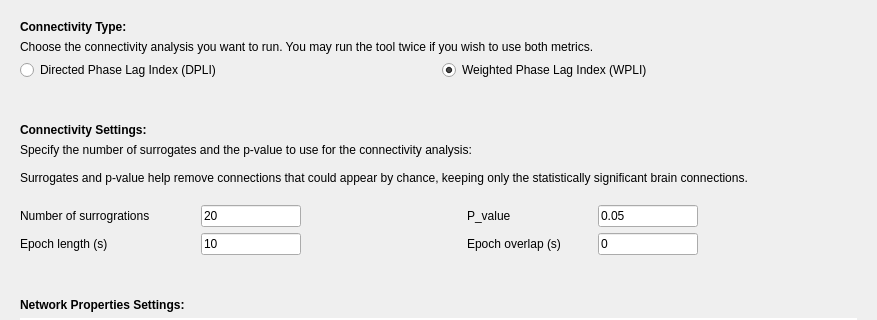
First picture: the form in tools/CEAMSTools/AnalyzeEEGConnectivity/ConnectivitySettings/Ui_ConnectivitySettings.ui, repository SnoozToolbox/snooz-package-ceams, before the edit; both pictures show x 0 to 877 and y 0 to 320 of the 877 by 850 pixel window.
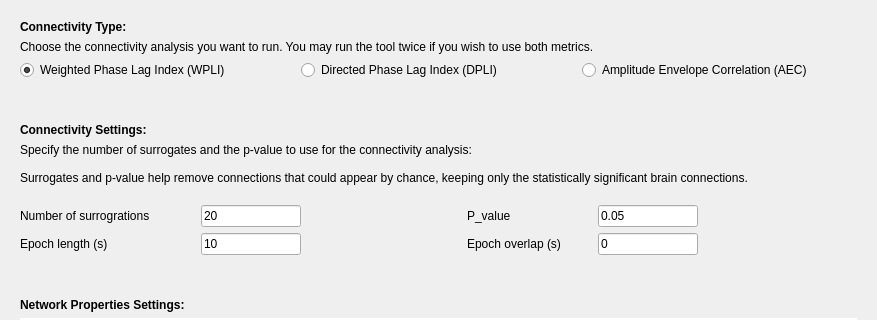
Second picture: the form after the edit.

Commit message: Add AEC connectivity module and update connectivity tool to support it

Diff of the .ui file:
```diff
--- a/tools/CEAMSTools/AnalyzeEEGConnectivity/ConnectivitySettings/Ui_ConnectivitySettings.ui
+++ b/tools/CEAMSTools/AnalyzeEEGConnectivity/ConnectivitySettings/Ui_ConnectivitySettings.ui
@@ -45,16 +45,6 @@
       </item>
       <item>
        <layout class="QHBoxLayout" name="horizontalLayout_2">
-        <item>
-         <widget class="QRadioButton" name="dpli_radioButton">
-          <property name="text">
-           <string>Directed Phase Lag Index (DPLI)</string>
-          </property>
-          <attribute name="buttonGroup">
-           <string notr="true">buttonGroup</string>
-          </attribute>
-         </widget>
-        </item>
         <item>
          <widget class="QRadioButton" name="wpli_radioButton">
           <property name="text">
@@ -64,7 +54,27 @@
            <bool>true</bool>
           </property>
           <attribute name="buttonGroup">
-           <string notr="true">buttonGroup</string>
+           <string notr="true">connectivity_buttonGroup</string>
+          </attribute>
+         </widget>
+        </item>
+        <item>
+         <widget class="QRadioButton" name="dpli_radioButton">
+          <property name="text">
+           <string>Directed Phase Lag Index (DPLI)</string>
+          </property>
+          <attribute name="buttonGroup">
+           <string notr="true">connectivity_buttonGroup</string>
+          </attribute>
+         </widget>
+        </item>
+        <item>
+         <widget class="QRadioButton" name="aec_radioButton">
+          <property name="text">
+           <string>Amplitude Envelope Correlation (AEC)</string>
+          </property>
+          <attribute name="buttonGroup">
+           <string notr="true">connectivity_buttonGroup</string>
           </attribute>
          </widget>
         </item>
```
Left out of the diff: 20 changed lines with no effect on the pictures. The commit also changes 16 other files.
